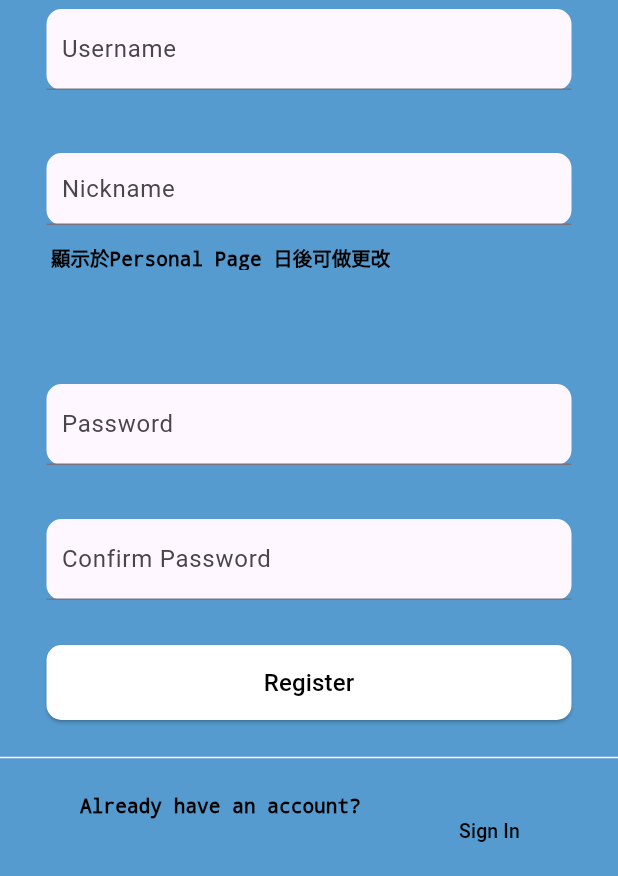
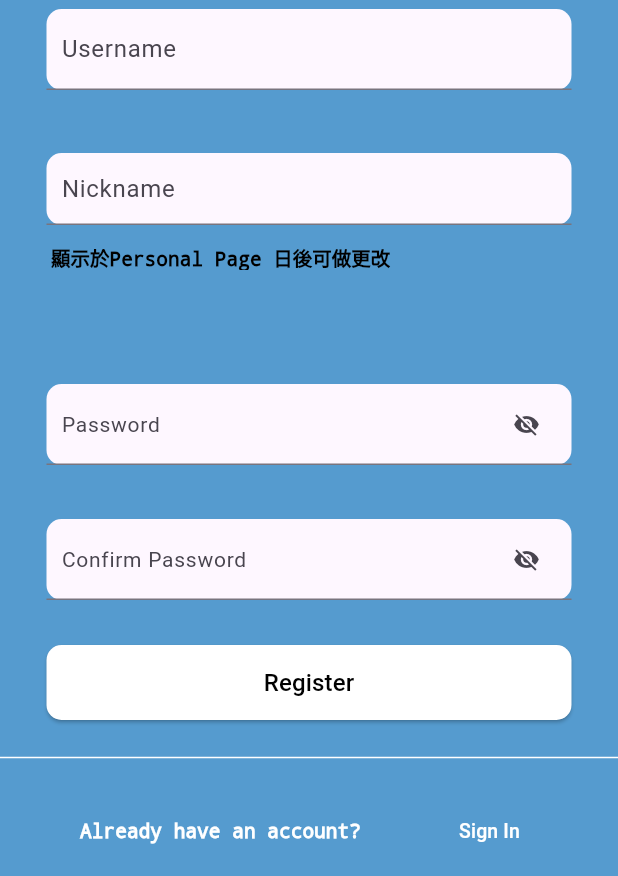
Before and after one commit to JiMoneyApp/JiMoney-Frontend, a Flutter app: the RegisterPage screen opened by its route, on a phone screen of 412 x 824 dp, the part 360-1236 px from its top. Run offline on Flutter 3.47's test engine with Material 3 defaults, Android fonts, the phone set to English and light mode, and no system bars; our stand-ins replace get_it, go_router.

Commit message:
fixed some errors

```diff
--- a/lib/Register/presentation/login_page.dart
+++ b/lib/Register/presentation/login_page.dart
@@ -147,7 +147,7 @@ Widget _passwordField() {
           debugPrint("password edit completed!");
           TextInput.finishAutofillContext();
         },
-        // obscureText: !state
+        obscureText: true,
         decoration: InputDecoration(
           focusedBorder: OutlineInputBorder(
               borderRadius: BorderRadius.circular(10),
@@ -156,6 +156,16 @@ Widget _passwordField() {
           floatingLabelBehavior: FloatingLabelBehavior.always,
           hintText: "Password",
           hintStyle: TextStyle(fontSize: 14),
+          suffixIcon: Padding(
+            padding: EdgeInsets.only(right: 6),
+            child: IconButton(
+              iconSize: 18,
+              onPressed: () {},
+              icon: Icon(
+                Icons.visibility_off,
+              ),
+            ),
+          ),
         ),
       ),
     ),
--- a/lib/Register/presentation/register_page.dart
+++ b/lib/Register/presentation/register_page.dart
@@ -72,36 +72,8 @@ class _RegisterPageState extends State<RegisterPage> {
                     fontSize: 13,
                     color: Colors.black),
               )),
-          // Password
-          Container(
-            height: 130,
-            width: 350,
-            alignment: Alignment.bottomCenter,
-            child: Material(
-              borderRadius: BorderRadius.circular(10),
-              child: TextField(
-                decoration: InputDecoration(
-                    contentPadding:
-                        EdgeInsets.symmetric(vertical: 15, horizontal: 10),
-                    hintText: "Password"),
-              ),
-            ),
-          ),
-          // Confirm Password
-          Container(
-            height: 90,
-            width: 350,
-            alignment: Alignment.bottomCenter,
-            child: Material(
-              borderRadius: BorderRadius.circular(10),
-              child: TextField(
-                decoration: InputDecoration(
-                    contentPadding:
-                        EdgeInsets.symmetric(vertical: 15, horizontal: 10),
-                    hintText: "Confirm Password"),
-              ),
-            ),
-          ),
+          _password(),
+          _confirmpassword(),
           // Register Button
           Container(
             padding: EdgeInsets.fromLTRB(0, 30, 0, 0),
@@ -127,14 +99,14 @@ class _RegisterPageState extends State<RegisterPage> {
           // bottom text
           Row(
             mainAxisAlignment: MainAxisAlignment.spaceEvenly,
-            crossAxisAlignment: CrossAxisAlignment.start,
+            crossAxisAlignment: CrossAxisAlignment.center,
             children: [
               Text(
                 "Already have an account?",
                 style: TextStyle(
                   decoration: TextDecoration.none,
                   fontSize: 13,
-                  color: Colors.black,
+                  color: Colors.white,
                 ),
               ),
               TextButton(
@@ -146,7 +118,7 @@ class _RegisterPageState extends State<RegisterPage> {
                   style: TextStyle(
                     decoration: TextDecoration.none,
                     fontSize: 13,
-                    color: Colors.black,
+                    color: Colors.white,
                   ),
                 ),
               ),
@@ -156,4 +128,62 @@ class _RegisterPageState extends State<RegisterPage> {
       ),
     );
   }
+
+  Widget _password() {
+    return Container(
+      height: 130,
+      width: 350,
+      alignment: Alignment.bottomCenter,
+      child: Material(
+        borderRadius: BorderRadius.circular(10),
+        child: TextField(
+          obscureText: true,
+          decoration: InputDecoration(
+            contentPadding: EdgeInsets.symmetric(vertical: 15, horizontal: 10),
+            hintText: "Password",
+            hintStyle: TextStyle(fontSize: 14),
+            suffixIcon: Padding(
+              padding: EdgeInsets.only(right: 6),
+              child: IconButton(
+                iconSize: 18,
+                onPressed: () {},
+                icon: Icon(
+                  Icons.visibility_off,
+                ),
+              ),
+            ),
+          ),
+        ),
+      ),
+    );
+  }
+
+  Widget _confirmpassword() {
+    return Container(
+      height: 90,
+      width: 350,
+      alignment: Alignment.bottomCenter,
+      child: Material(
+        borderRadius: BorderRadius.circular(10),
+        child: TextField(
+          obscureText: true,
+          decoration: InputDecoration(
+            contentPadding: EdgeInsets.symmetric(vertical: 15, horizontal: 10),
+            hintText: "Confirm Password",
+            hintStyle: TextStyle(fontSize: 14),
+            suffixIcon: Padding(
+              padding: EdgeInsets.only(right: 6),
+              child: IconButton(
+                iconSize: 18,
+                onPressed: () {},
+                icon: Icon(
+                  Icons.visibility_off,
+                ),
+              ),
+            ),
+          ),
+        ),
+      ),
+    );
+  }
 }
```
Also changed, not shown: 19 other files.
